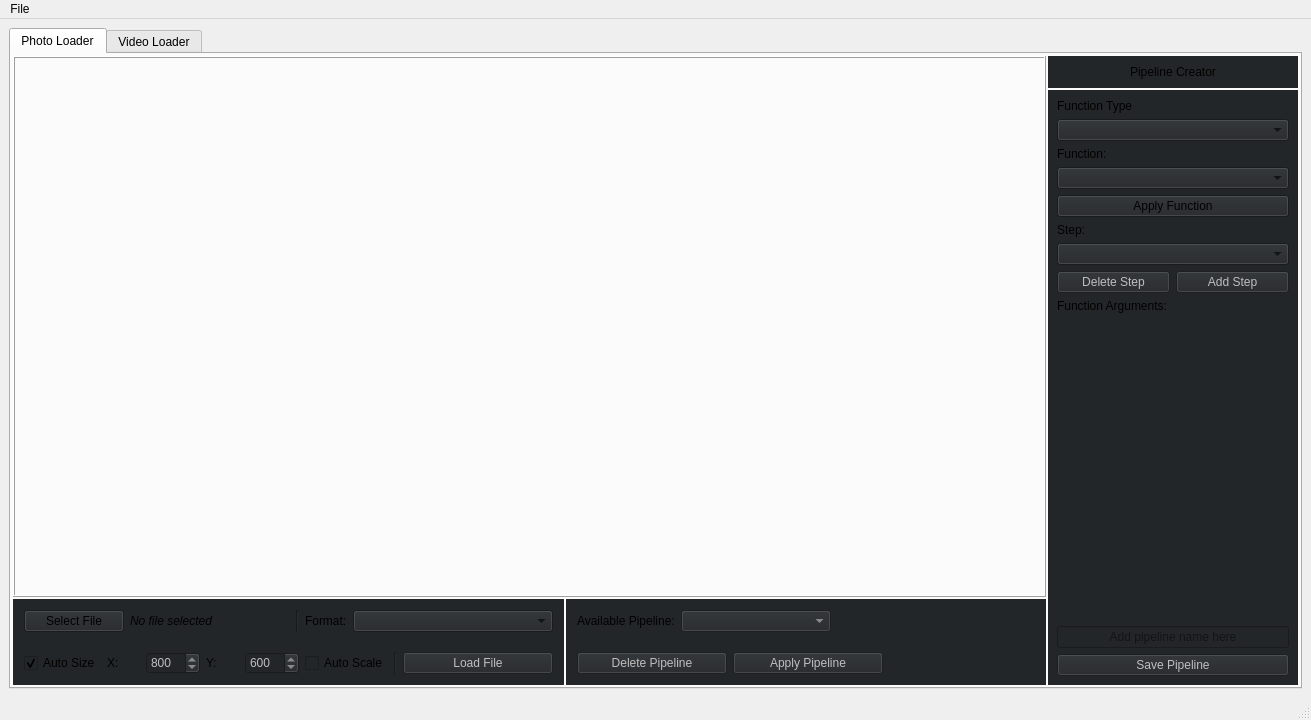
Old version of the form qtobjectdetector.ui in the repository feugen/QtObjectDetector.
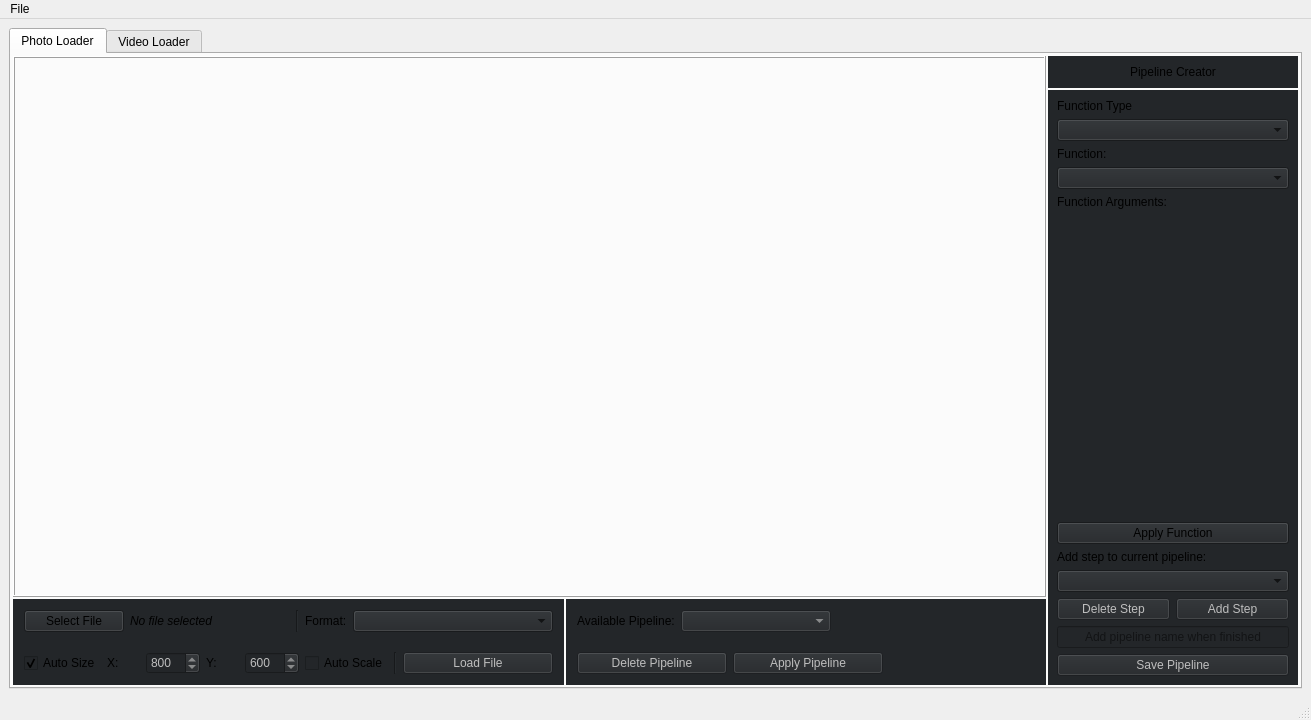
New version of the form.

What changed in the file:
```diff
--- a/qtobjectdetector.ui
+++ b/qtobjectdetector.ui
@@ -546,6 +546,22 @@
                </property>
                <layout class="QGridLayout" name="gridLayout_7">
                 <item row="14" column="0" colspan="2">
+                 <widget class="QLabel" name="label_12">
+                  <property name="sizePolicy">
+                   <sizepolicy hsizetype="Preferred" vsizetype="Fixed">
+                    <horstretch>0</horstretch>
+                    <verstretch>0</verstretch>
+                   </sizepolicy>
+                  </property>
+                  <property name="text">
+                   <string>Add step to current pipeline:</string>
+                  </property>
+                 </widget>
+                </item>
+                <item row="4" column="0" colspan="2">
+                 <widget class="QComboBox" name="comboBox_FunctionSelector"/>
+                </item>
+                <item row="18" column="0" colspan="2">
                  <widget class="QPushButton" name="pushButton_SavePipeline">
                   <property name="enabled">
                    <bool>false</bool>
@@ -555,10 +571,33 @@
                   </property>
                  </widget>
                 </item>
-                <item row="2" column="0" colspan="2">
-                 <widget class="QComboBox" name="comboBox_FunctionTypeSelector"/>
+                <item row="3" column="0" colspan="2">
+                 <widget class="QLabel" name="label_10">
+                  <property name="sizePolicy">
+                   <sizepolicy hsizetype="Preferred" vsizetype="Fixed">
+                    <horstretch>0</horstretch>
+                    <verstretch>0</verstretch>
+                   </sizepolicy>
+                  </property>
+                  <property name="text">
+                   <string>Function:</string>
+                  </property>
+                 </widget>
                 </item>
-                <item row="13" column="0" colspan="2">
+                <item row="1" column="0" colspan="2">
+                 <widget class="QLabel" name="label">
+                  <property name="sizePolicy">
+                   <sizepolicy hsizetype="Preferred" vsizetype="Fixed">
+                    <horstretch>0</horstretch>
+                    <verstretch>0</verstretch>
+                   </sizepolicy>
+                  </property>
+                  <property name="text">
+                   <string>Function Type</string>
+                  </property>
+                 </widget>
+                </item>
+                <item row="17" column="0" colspan="2">
                  <widget class="QLineEdit" name="lineEdit_PipelineName">
                   <property name="enabled">
                    <bool>false</bool>
@@ -567,52 +606,15 @@
                    <set>Qt::AlignCenter</set>
                   </property>
                   <property name="placeholderText">
-                   <string>Add pipeline name here</string>
+                   <string>Add pipeline name when finished</string>
                   </property>
                  </widget>
                 </item>
-                <item row="8" column="0">
-                 <widget class="QPushButton" name="pushButton_DeleteFromPipeline">
-                  <property name="enabled">
-                   <bool>false</bool>
-                  </property>
-                  <property name="text">
-                   <string>Delete Step</string>
-                  </property>
-                 </widget>
+                <item row="2" column="0" colspan="2">
+                 <widget class="QComboBox" name="comboBox_FunctionTypeSelector"/>
                 </item>
-                <item row="5" column="0" colspan="2">
-                 <widget class="QPushButton" name="pushButton_ApplyFunction">
-                  <property name="text">
-                   <string>Apply Function</string>
-                  </property>
-                 </widget>
-                </item>
-                <item row="6" column="0" colspan="2">
-                 <widget class="QLabel" name="label_12">
-                  <property name="sizePolicy">
-                   <sizepolicy hsizetype="Preferred" vsizetype="Fixed">
-                    <horstretch>0</horstretch>
-                    <verstretch>0</verstretch>
-                   </sizepolicy>
-                  </property>
-                  <property name="text">
-                   <string>Step:</string>
-                  </property>
-                 </widget>
-                </item>
-                <item row="3" column="0" colspan="2">
-                 <widget class="QLabel" name="label_10">
-                  <property name="sizePolicy">
-                   <sizepolicy hsizetype="Preferred" vsizetype="Fixed">
-                    <horstretch>0</horstretch>
-                    <verstretch>0</verstretch>
-                   </sizepolicy>
-                  </property>
-                  <property name="text">
-                   <string>Function:</string>
-                  </property>
-                 </widget>
+                <item row="15" column="0" colspan="2">
+                 <widget class="QComboBox" name="comboBox_PipelineStepSelector"/>
                 </item>
                 <item row="11" column="0" colspan="2">
                  <widget class="QLabel" name="label_11">
@@ -627,35 +629,33 @@
                   </property>
                  </widget>
                 </item>
-                <item row="8" column="1">
-                 <widget class="QPushButton" name="pushButton_AddToPipeline">
-                  <property name="enabled">
-                   <bool>false</bool>
-                  </property>
+                <item row="13" column="0" colspan="2">
+                 <widget class="QPushButton" name="pushButton_ApplyFunction">
                   <property name="text">
-                   <string>Add Step</string>
+                   <string>Apply Function</string>
                   </property>
                  </widget>
                 </item>
-                <item row="7" column="0" colspan="2">
-                 <widget class="QComboBox" name="comboBox_PipelineStepSelector"/>
-                </item>
                 <item row="12" column="0" colspan="2">
                  <widget class="QWidget" name="widget_Arguments" native="true"/>
                 </item>
-                <item row="4" column="0" colspan="2">
-                 <widget class="QComboBox" name="comboBox_FunctionSelector"/>
+                <item row="16" column="0">
+                 <widget class="QPushButton" name="pushButton_DeleteFromPipeline">
+                  <property name="enabled">
+                   <bool>false</bool>
+                  </property>
+                  <property name="text">
+                   <string>Delete Step</string>
+                  </property>
+                 </widget>
                 </item>
-                <item row="1" column="0" colspan="2">
-                 <widget class="QLabel" name="label">
-                  <property name="sizePolicy">
-                   <sizepolicy hsizetype="Preferred" vsizetype="Fixed">
-                    <horstretch>0</horstretch>
-                    <verstretch>0</verstretch>
-                   </sizepolicy>
+                <item row="16" column="1">
+                 <widget class="QPushButton" name="pushButton_AddToPipeline">
+                  <property name="enabled">
+                   <bool>false</bool>
                   </property>
                   <property name="text">
-                   <string>Function Type</string>
+                   <string>Add Step</string>
                   </property>
                  </widget>
                 </item>
```
